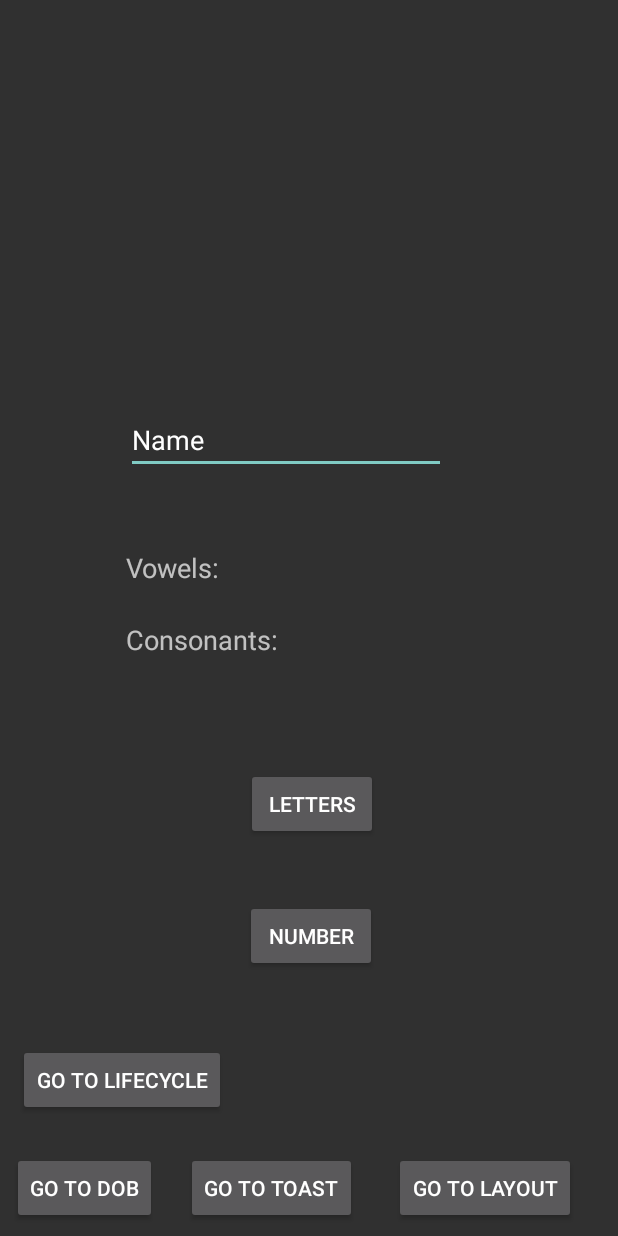
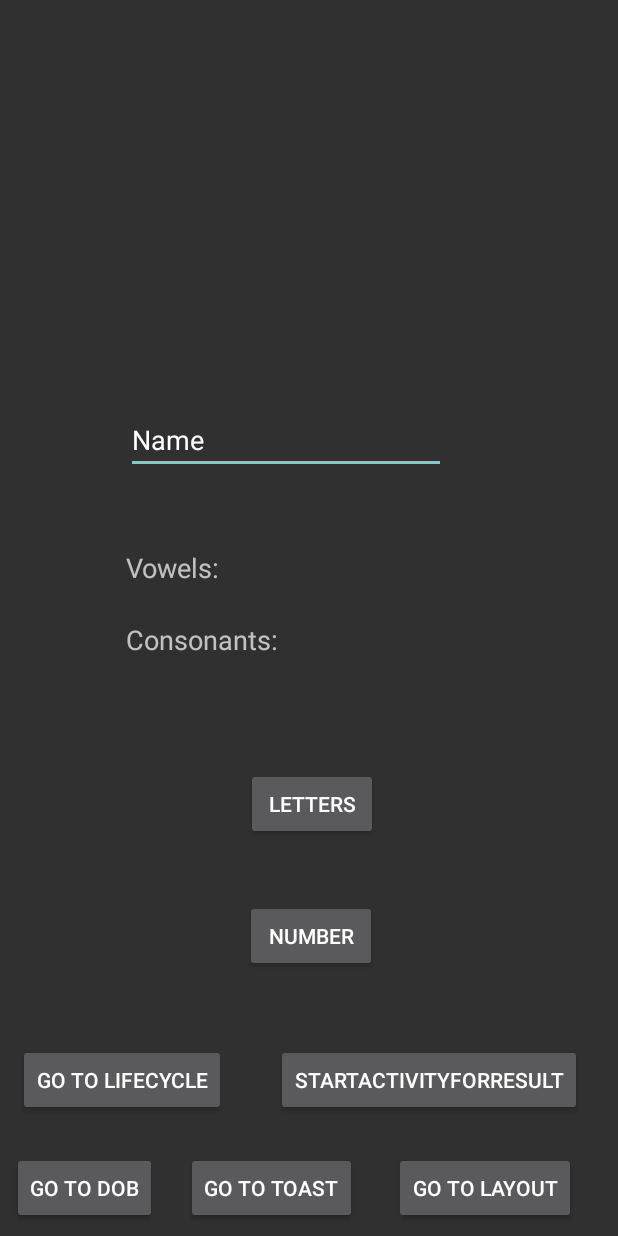
Before and after one commit to vatanak10/Mobile_Application, an Android app: the screen it shows after launch (MainActivity), on a phone screen of 412 x 824 dp. Run offline under Robolectric (Android 15) with nearby library versions, the phone set to English and light mode, and no system bars.

Commit message:
StartForResult

```diff
--- a/app/src/main/res/layout/activity_main.xml
+++ b/app/src/main/res/layout/activity_main.xml
@@ -94,4 +94,12 @@
             android:layout_height="wrap_content"
             android:id="@+id/cycle" app:layout_constraintStart_toStartOf="parent" android:layout_marginStart="12dp"
             android:layout_marginBottom="80dp" app:layout_constraintBottom_toBottomOf="parent"/>
+    <Button
+            android:text="startActivityForResult"
+            android:layout_width="wrap_content"
+            android:layout_height="wrap_content"
+            android:id="@+id/forresult"
+            android:layout_marginBottom="80dp" app:layout_constraintBottom_toBottomOf="parent"
+            app:layout_constraintStart_toStartOf="parent" android:layout_marginStart="184dp"
+            android:onClick="forResult"/>
 </androidx.constraintlayout.widget.ConstraintLayout>
```
Also changed, not shown: app/src/main/java/com/example/myapplication/MainActivity.kt (+15 -0 lines), app/src/main/java/com/example/myapplication/concept_of_activity.kt (+9 -0 lines), app/src/main/res/layout/activity_concept_of_activity.xml (+7 -0 lines).
